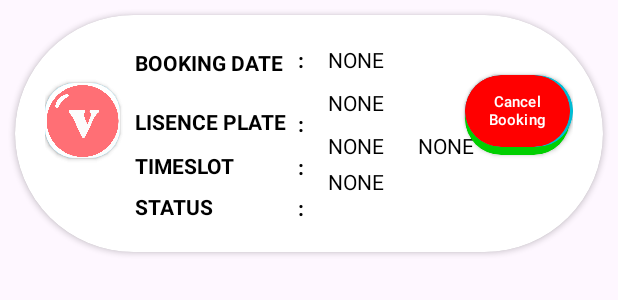
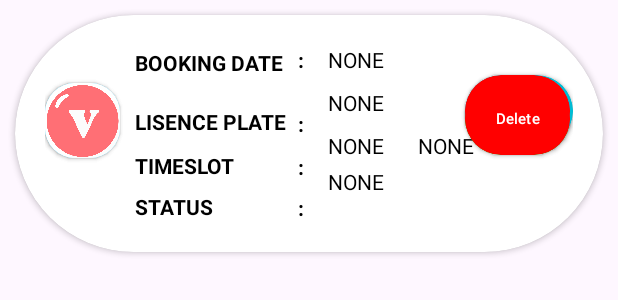
Before and after one commit to qwerEnter/CarWashy_Customer, an Android app: the layout bookingstatus_item.xml on its own in the app's theme, with its tools: preview values and no code run, on a phone screen of 412 x 824 dp. Shown: the top 300 px of the screen. Run offline under Robolectric (Android 15) with nearby library versions, the phone set to English and light mode, and no system bars.

Commit message:
update on booking status clear button

```diff
--- a/app/src/main/res/layout/bookingstatus_item.xml
+++ b/app/src/main/res/layout/bookingstatus_item.xml
@@ -250,6 +250,23 @@
                     android:padding="0dp"
                     />
             </androidx.cardview.widget.CardView>
-
+            <androidx.cardview.widget.CardView
+                android:id="@+id/cardViewDelete"
+                android:layout_width="70dp"
+                android:layout_height="wrap_content"
+                android:layout_marginTop="25dp"
+                android:layout_marginLeft="280dp"
+                android:backgroundTint="#FF0000"
+                app:cardCornerRadius="30dp">
+                <Button
+                    android:id="@+id/buttondelete"
+                    android:layout_width="70dp"
+                    app:backgroundTint="#FF0000"
+                    android:layout_height="wrap_content"
+                    android:text="Delete"
+                    android:textSize="10dp"
+                    android:padding="0dp"
+                    />
+            </androidx.cardview.widget.CardView>
         </RelativeLayout>
     </androidx.cardview.widget.CardView>
```
Also changed, not shown: app/src/main/java/com/example/carwashy/Adapter/BookingStatusAdapter.java (+12 -2 lines).
